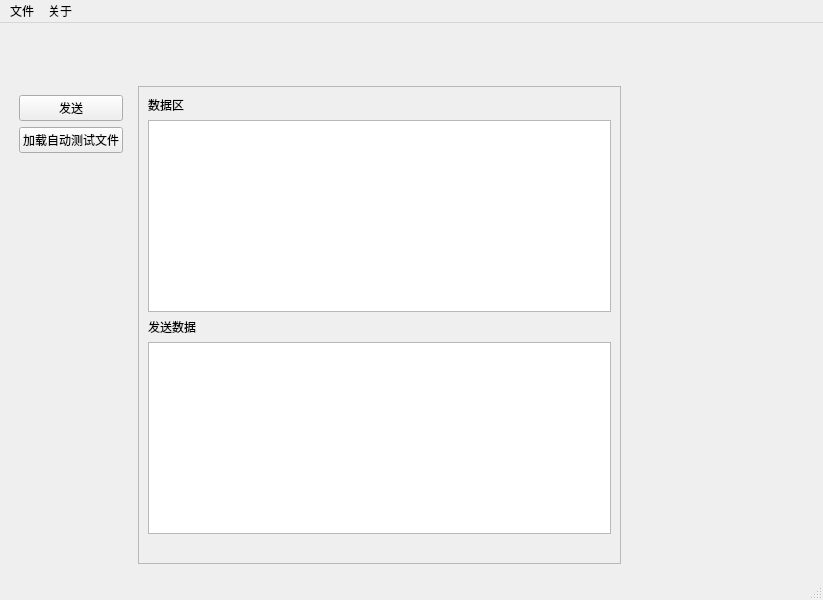
Old version of the form mainwindow.ui in the repository firemeatman/serialTool.
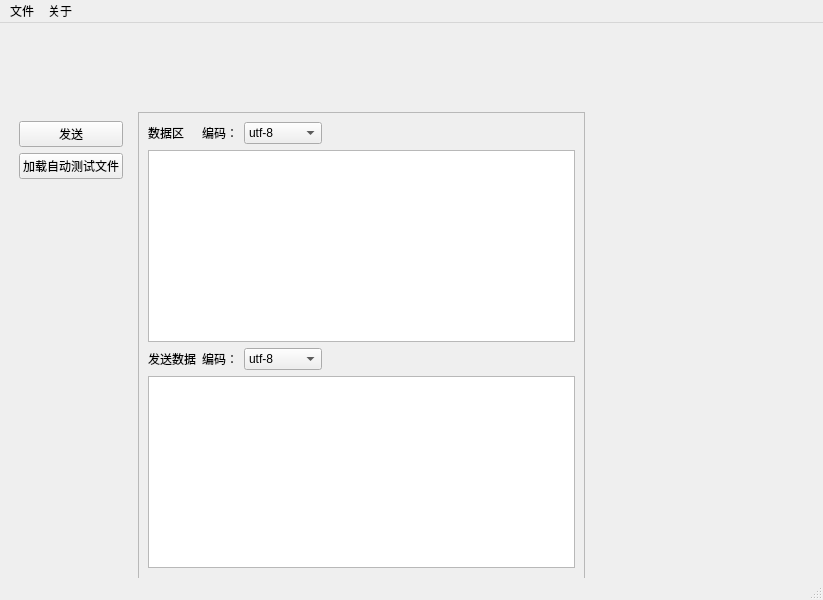
New version of the form.

What changed in the file:
```diff
--- a/mainwindow.ui
+++ b/mainwindow.ui
@@ -19,8 +19,8 @@
      <rect>
       <x>10</x>
       <y>0</y>
-      <width>631</width>
-      <height>541</height>
+      <width>575</width>
+      <height>575</height>
      </rect>
     </property>
     <layout class="QGridLayout" name="gridLayout">
@@ -83,20 +83,7 @@
        </property>
       </spacer>
      </item>
-     <item row="4" column="0">
-      <spacer name="verticalSpacer">
-       <property name="orientation">
-        <enum>Qt::Vertical</enum>
-       </property>
-       <property name="sizeHint" stdset="0">
-        <size>
-         <width>20</width>
-         <height>119</height>
-        </size>
-       </property>
-      </spacer>
-     </item>
-     <item row="1" column="1" rowspan="4" colspan="2">
+     <item row="1" column="1" rowspan="4" colspan="3">
       <widget class="QFrame" name="frame">
        <property name="frameShape">
         <enum>QFrame::StyledPanel</enum>
@@ -105,27 +92,177 @@
         <enum>QFrame::Raised</enum>
        </property>
        <layout class="QGridLayout" name="gridLayout_2">
-        <item row="1" column="0">
+        <item row="0" column="0">
          <widget class="QLabel" name="label">
           <property name="text">
            <string>数据区</string>
           </property>
          </widget>
         </item>
-        <item row="3" column="0">
-         <widget class="QTextEdit" name="recvTextEdit"/>
+        <item row="0" column="1">
+         <widget class="QLabel" name="encode_label_1">
+          <property name="text">
+           <string>编码：</string>
+          </property>
+         </widget>
         </item>
-        <item row="5" column="0">
-         <widget class="QTextEdit" name="sendTextEdit"/>
+        <item row="0" column="2">
+         <widget class="QComboBox" name="encodeComboBox_1">
+          <item>
+           <property name="text">
+            <string>utf-8</string>
+           </property>
+          </item>
+          <item>
+           <property name="text">
+            <string>gbk</string>
+           </property>
+          </item>
+          <item>
+           <property name="text">
+            <string>unicode</string>
+           </property>
+          </item>
+          <item>
+           <property name="text">
+            <string>ANIC</string>
+           </property>
+          </item>
+          <item>
+           <property name="text">
+            <string>字节形式</string>
+           </property>
+          </item>
+         </widget>
         </item>
-        <item row="4" column="0">
+        <item row="0" column="3">
+         <spacer name="horizontalSpacer_3">
+          <property name="orientation">
+           <enum>Qt::Horizontal</enum>
+          </property>
+          <property name="sizeHint" stdset="0">
+           <size>
+            <width>48</width>
+            <height>20</height>
+           </size>
+          </property>
+         </spacer>
+        </item>
+        <item row="0" column="4">
+         <spacer name="horizontalSpacer_5">
+          <property name="orientation">
+           <enum>Qt::Horizontal</enum>
+          </property>
+          <property name="sizeHint" stdset="0">
+           <size>
+            <width>41</width>
+            <height>20</height>
+           </size>
+          </property>
+         </spacer>
+        </item>
+        <item row="0" column="5" colspan="2">
+         <spacer name="horizontalSpacer_7">
+          <property name="orientation">
+           <enum>Qt::Horizontal</enum>
+          </property>
+          <property name="sizeHint" stdset="0">
+           <size>
+            <width>47</width>
+            <height>20</height>
+           </size>
+          </property>
+         </spacer>
+        </item>
+        <item row="2" column="0">
          <widget class="QLabel" name="label_2">
           <property name="text">
            <string>发送数据</string>
           </property>
          </widget>
         </item>
-        <item row="6" column="0">
+        <item row="2" column="1">
+         <widget class="QLabel" name="encode_label_2">
+          <property name="text">
+           <string>编码：</string>
+          </property>
+         </widget>
+        </item>
+        <item row="2" column="2">
+         <widget class="QComboBox" name="encodeComboBox_2">
+          <item>
+           <property name="text">
+            <string>utf-8</string>
+           </property>
+          </item>
+          <item>
+           <property name="text">
+            <string>gbk</string>
+           </property>
+          </item>
+          <item>
+           <property name="text">
+            <string>unicode</string>
+           </property>
+          </item>
+          <item>
+           <property name="text">
+            <string>ANIC</string>
+           </property>
+          </item>
+          <item>
+           <property name="text">
+            <string>字节形式</string>
+           </property>
+          </item>
+         </widget>
+        </item>
+        <item row="2" column="3">
+         <spacer name="horizontalSpacer_4">
+          <property name="orientation">
+           <enum>Qt::Horizontal</enum>
+          </property>
+          <property name="sizeHint" stdset="0">
+           <size>
+            <width>48</width>
+            <height>20</height>
+           </size>
+          </property>
+         </spacer>
+        </item>
+        <item row="2" column="4" colspan="2">
+         <spacer name="horizontalSpacer_6">
+          <property name="orientation">
+           <enum>Qt::Horizontal</enum>
+          </property>
+          <property name="sizeHint" stdset="0">
+           <size>
+            <width>48</width>
+            <height>20</height>
+           </size>
+          </property>
+         </spacer>
+        </item>
+        <item row="2" column="6">
+         <spacer name="horizontalSpacer_8">
+          <property name="orientation">
+           <enum>Qt::Horizontal</enum>
+          </property>
+          <property name="sizeHint" stdset="0">
+           <size>
+            <width>40</width>
+            <height>20</height>
+           </size>
+          </property>
+         </spacer>
+        </item>
+        <item row="1" column="0" colspan="7">
+         <widget class="QTextEdit" name="recvTextEdit"/>
+        </item>
+        <item row="3" column="0" colspan="7">
+         <widget class="QTextEdit" name="sendTextEdit"/>
+        </item>
+        <item row="4" column="0" colspan="7">
          <spacer name="horizontalSpacer">
           <property name="orientation">
            <enum>Qt::Horizontal</enum>
```
Left out of the diff: 91 changed lines with no effect on the pictures.
